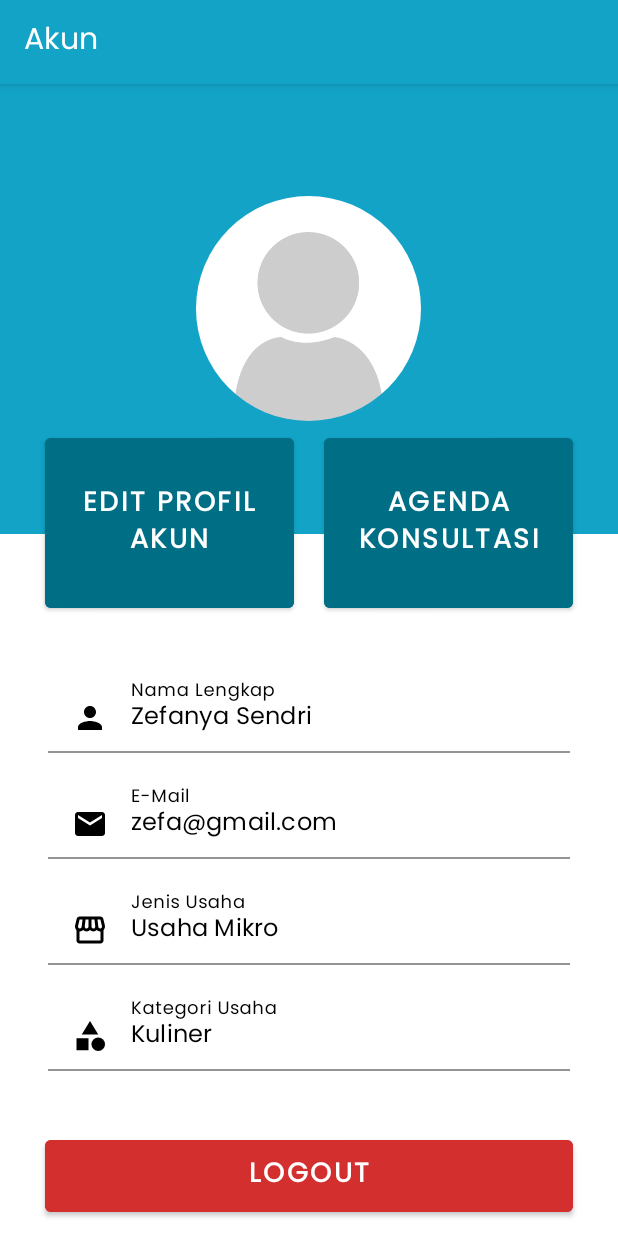
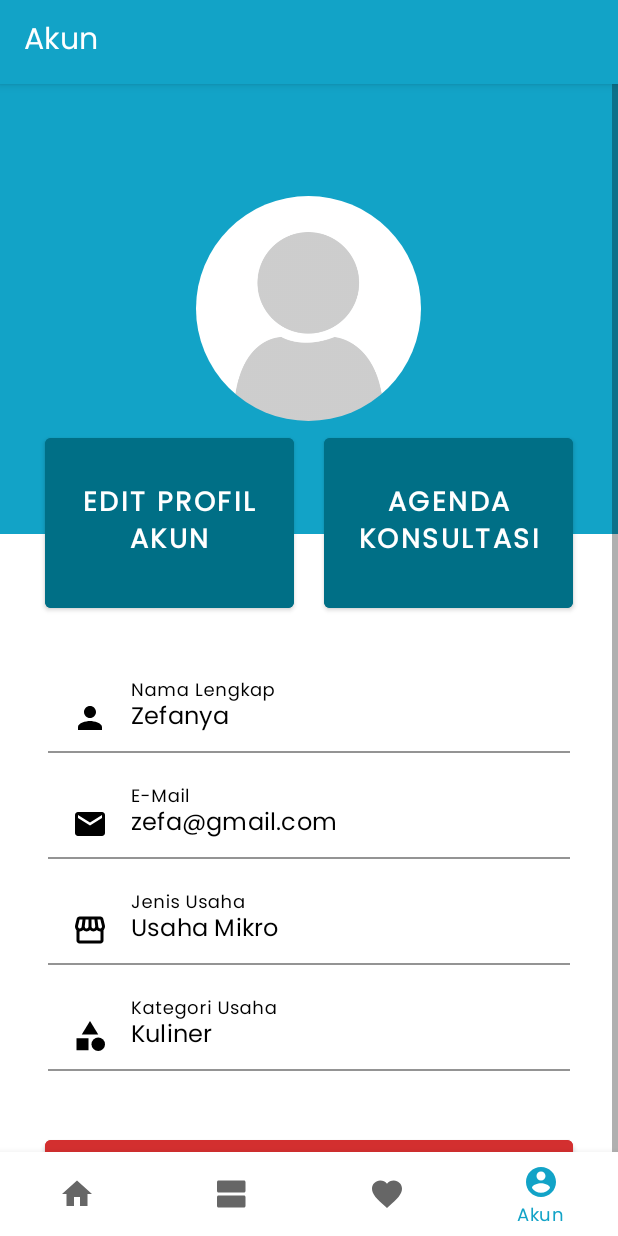
Before and after one commit to BUMI-Team/BUMI-Android, an Android app: the AccountFragment screen opened through its navigation route, on a phone screen of 412 x 824 dp. Run offline under Robolectric (Android 15) with nearby library versions, the phone set to English and light mode, and no system bars; our stand-ins replace CircleImageView, Firebase (no records; nobody signed in at launch, a user with empty details on screens opened directly), navigation-ui; libraries missing offline, so code that uses them is left out: com.denzcoskun.imageslider; 6 statements that could not run were skipped.

Commit message:
Update Save State and ScrollView

```diff
--- a/app/src/main/java/com/dicoding/android/bumi/MainActivity.kt
+++ b/app/src/main/java/com/dicoding/android/bumi/MainActivity.kt
@@ -1,11 +1,13 @@
 package com.dicoding.android.bumi
 
 import android.app.Dialog
+import android.content.ContentValues
 import android.content.Context
 import android.content.Intent
 import android.graphics.Color
 import android.graphics.drawable.ColorDrawable
 import android.os.Bundle
+import android.util.Log
 import android.view.MenuItem
 import android.view.View
 import android.view.Window
@@ -63,7 +65,10 @@ class MainActivity : AppCompatActivity() {
 
 
         // Home ViewModel
-        homeViewModel = ViewModelProvider(this, PrefViewModelFactory(LoginPreferences.getInstance(dataStore)))[HomeViewModel::class.java]
+        homeViewModel = ViewModelProvider(
+            this,
+            PrefViewModelFactory(LoginPreferences.getInstance(dataStore))
+        )[HomeViewModel::class.java]
 
         // Home ViewModel
         var name: String
@@ -76,7 +81,8 @@ class MainActivity : AppCompatActivity() {
 //                startActivity(Intent(this, MainActivity::class.java))
 
             // Test
-                Toast.makeText(this@MainActivity, user.isLogin.toString(), Toast.LENGTH_SHORT).show()
+            Toast.makeText(this@MainActivity, token, Toast.LENGTH_SHORT).show()
+            Log.e(ContentValues.TAG, "Token: $token")
             Toast.makeText(this@MainActivity, user.uid, Toast.LENGTH_SHORT).show()
 
             binding.apply {
--- a/app/src/main/java/com/dicoding/android/bumi/ui/account/AccountFragment.kt
+++ b/app/src/main/java/com/dicoding/android/bumi/ui/account/AccountFragment.kt
@@ -59,6 +59,7 @@ class AccountFragment : Fragment() {
 
 //         Account ViewModel
         accViewModel = ViewModelProvider(this)[AccountViewModel::class.java]
+//        Toast.makeText(activity,Constants.token,Toast.LENGTH_SHORT).show()
 
         if (uid != null) {
 //            onLoading(true)
@@ -128,11 +129,6 @@ class AccountFragment : Fragment() {
         }
 
         _binding?.btnLogout?.setOnClickListener {
-////             auth.signOut()
-////            accViewModel.logout()
-//
-//
-
             saveState()
             val intent = Intent(activity, WelcomeActivity::class.java)
             startActivity(intent)
--- a/app/src/main/java/com/dicoding/android/bumi/ui/account/AccountViewModel.kt
+++ b/app/src/main/java/com/dicoding/android/bumi/ui/account/AccountViewModel.kt
@@ -14,7 +14,7 @@ class AccountViewModel(application: Application) : AndroidViewModel(application)
     }
     val text: LiveData<String> = _text
 
-    // Logout
+//     Logout
 //    fun logout() {
 //        viewModelScope.launch {
 //            pref.logout()
--- a/app/src/main/java/com/dicoding/android/bumi/ui/home/HomeFragment.kt
+++ b/app/src/main/java/com/dicoding/android/bumi/ui/home/HomeFragment.kt
@@ -74,7 +74,7 @@ class HomeFragment : Fragment() {
         spinner.onItemSelectedListener = object : AdapterView.OnItemSelectedListener {
             override fun onItemSelected(parent: AdapterView<*>?, view: View?, position: Int, id: Long) {
                 val selectedItem = parent?.getItemAtPosition(position)
-                Toast.makeText(activity, "$selectedItem Selected", Toast.LENGTH_SHORT).show()
+//                Toast.makeText(activity, "$selectedItem Selected", Toast.LENGTH_SHORT).show()
             }
 
             override fun onNothingSelected(parent: AdapterView<*>?) {
--- a/app/src/main/res/layout/activity_business_detail.xml
+++ b/app/src/main/res/layout/activity_business_detail.xml
@@ -54,11 +54,9 @@
             android:layout_height="wrap_content"
             android:layout_marginStart="16dp"
             android:layout_marginTop="4dp"
-            android:layout_marginEnd="16dp"
             android:text="@string/contoh_jenis_usaha"
             android:textColor="@color/black"
             android:textSize="13sp"
-            app:layout_constraintEnd_toEndOf="parent"
             app:layout_constraintStart_toStartOf="parent"
             app:layout_constraintTop_toBottomOf="@+id/tv_usaha" />
 
--- a/app/src/main/res/layout/activity_main.xml
+++ b/app/src/main/res/layout/activity_main.xml
@@ -1,15 +1,16 @@
-<?xml version="1.0" encoding="utf-8"?>
-<ScrollView xmlns:android="http://schemas.android.com/apk/res/android"
+<?xml version="1.0" encoding="utf-8"?><!--<ScrollView xmlns:android="http://schemas.android.com/apk/res/android"-->
+<!--    xmlns:app="http://schemas.android.com/apk/res-auto"-->
+<!--    xmlns:tools="http://schemas.android.com/tools"-->
+<!--    android:layout_width="match_parent"-->
+<!--    android:layout_height="match_parent"-->
+<!--    tools:context=".MainActivity">-->
+
+<androidx.constraintlayout.widget.ConstraintLayout xmlns:android="http://schemas.android.com/apk/res/android"
     xmlns:app="http://schemas.android.com/apk/res-auto"
     xmlns:tools="http://schemas.android.com/tools"
     android:layout_width="match_parent"
     android:layout_height="match_parent"
     tools:context=".MainActivity">
-
-    <androidx.constraintlayout.widget.ConstraintLayout
-        android:id="@+id/container"
-        android:layout_width="match_parent"
-        android:layout_height="wrap_content">
 
     <com.google.android.material.bottomnavigation.BottomNavigationView
         android:id="@+id/nav_view"
@@ -49,5 +50,4 @@
         tools:visibility="visible" />
 
 
-    </androidx.constraintlayout.widget.ConstraintLayout>
-</ScrollView>
+</androidx.constraintlayout.widget.ConstraintLayout><!--</ScrollView>-->
--- a/app/src/main/res/layout/fragment_account.xml
+++ b/app/src/main/res/layout/fragment_account.xml
@@ -84,7 +84,7 @@
                     android:drawableTint="@color/black"
                     android:enabled="false"
                     android:textColor="@color/black"
-                    android:text="Zefanya Sendri" />
+                    android:text="Zefanya" />
             </com.google.android.material.textfield.TextInputLayout>
 
             <com.google.android.material.textfield.TextInputLayout
--- a/app/src/main/res/values/strings.xml
+++ b/app/src/main/res/values/strings.xml
@@ -27,7 +27,7 @@
     <string name="search_button">Search Button</string>
     <string name="title_business_detail">Silahkan lengkapi data anda</string>
     <string name="jenis_usaha">Jenis usaha yang sedang dijalankan :</string>
-    <string name="contoh_jenis_usaha">(cth : restoran seafood, warung sembako, makanan beku)</string>
+    <string name="contoh_jenis_usaha">(cth : restoran seafood, warung sembako)</string>
     <string name="pilih_bidang_keahlian">Pilih bidang keahlian :</string>
     <string name="kuliner">Kuliner</string>
     <string name="rumahTangga">Rumah Tangga</string>
```
Also changed, not shown: app/src/main/java/com/dicoding/android/bumi/ui/navigation/BottomNavigationBehavior.kt (added, +27 -0 lines), app/src/main/res/layout/activity_detail_video.xml (+16 -1 lines), app/src/main/res/layout/fragment_consultation.xml (+9 -5 lines), app/src/main/res/layout/fragment_home.xml (+14 -7 lines). Lines whose indentation alone changed are shown as unchanged.
